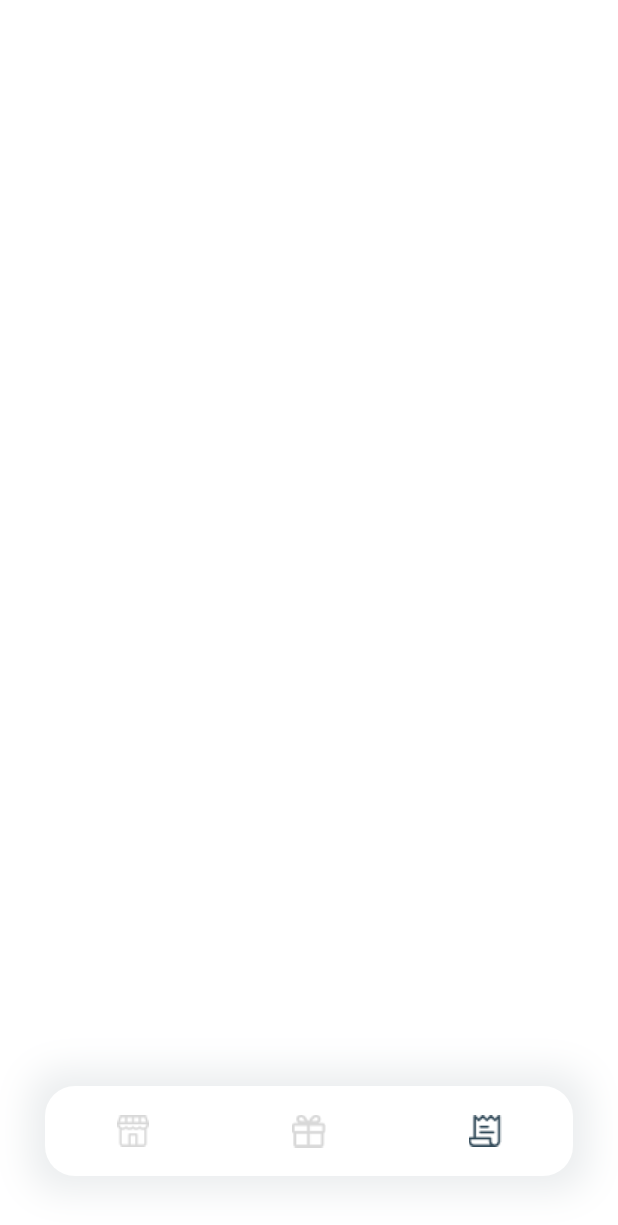
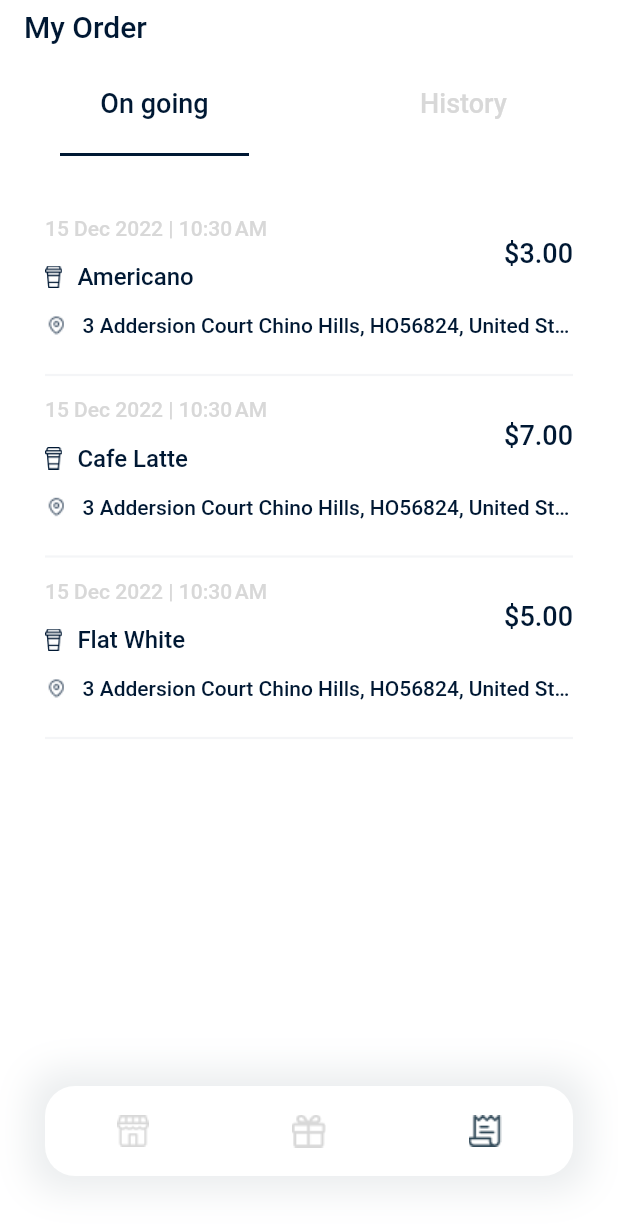
Before and after one commit to JhansiA/coffee_delivery_app, a Flutter app: the screen it shows after launch, item 3 of the bottom bar chosen, on a phone screen of 412 x 824 dp. Shown: the top 1225 px of the screen. Run offline on Flutter 3.47's test engine with Material 2 defaults, Android fonts, the phone set to English and light mode, and no system bars; our stand-ins replace badges.

Commit message:
added order history details and  minor text changes

```diff
--- /dev/null
+++ b/lib/models/order.dart
@@ -0,0 +1,62 @@
+class Order {
+  String ordername, orderaddress;
+  DateTime orderdate;
+  double orderprice;
+  Order({
+    required this.ordername,
+    required this.orderaddress,
+    required this.orderdate,
+    required this.orderprice,
+  });
+}
+
+List<Order> currentorder = [
+  Order(
+      ordername: 'Americano',
+      orderaddress: '3 Addersion Court Chino Hills, HO56824, United State',
+      orderdate: DateTime.now(),
+      orderprice: 3.00),
+  Order(
+      ordername: 'Cafe Latte',
+      orderaddress: '3 Addersion Court Chino Hills, HO56824, United State',
+      orderdate: DateTime.now(),
+      orderprice: 7.00),
+  Order(
+      ordername: 'Flat White',
+      orderaddress: '3 Addersion Court Chino Hills, HO56824, United State',
+      orderdate: DateTime.now(),
+      orderprice: 5.00),
+];
+
+List<Order> orderhistory = [
+  Order(
+      ordername: 'Cappuccino',
+      orderaddress: '3 Addersion Court Chino Hills, HO56824, United State',
+      orderdate: DateTime.now().subtract(const Duration(days: 0, hours: 10)),
+      orderprice: 3.00),
+  Order(
+      ordername: 'Mocha',
+      orderaddress: '3 Addersion Court Chino Hills, HO56824, United State',
+      orderdate: DateTime.now().subtract(const Duration(days: 0, hours: 10)),
+      orderprice: 7.00),
+  Order(
+      ordername: 'Flat White',
+      orderaddress: '3 Addersion Court Chino Hills, HO56824, United State',
+      orderdate: DateTime.now().subtract(const Duration(days: 1, hours: 10)),
+      orderprice: 5.00),
+  Order(
+      ordername: 'Americano',
+      orderaddress: '3 Addersion Court Chino Hills, HO56824, United State',
+      orderdate: DateTime.now().subtract(const Duration(days: 2, hours: 10)),
+      orderprice: 3.00),
+  Order(
+      ordername: 'Cafe Latte',
+      orderaddress: '3 Addersion Court Chino Hills, HO56824, United State',
+      orderdate: DateTime.now().subtract(const Duration(days: 2, hours: 10)),
+      orderprice: 7.00),
+  Order(
+      ordername: 'Flat White',
+      orderaddress: '3 Addersion Court Chino Hills, HO56824, United State',
+      orderdate: DateTime.now().subtract(const Duration(days: 3, hours: 10)),
+      orderprice: 5.00),
+];
--- a/lib/screens/order_details/order_page.dart
+++ b/lib/screens/order_details/order_page.dart
@@ -25,7 +25,7 @@ class OrderPage extends StatelessWidget {
         automaticallyImplyLeading: false,
         backgroundColor: Colors.transparent,
         elevation: 0.0,
-        titleTextStyle: const TextStyle(color: kPrimaryTextColor, fontSize: 16),
+        titleTextStyle: const TextStyle(color: kPrimaryTextColor, fontSize: 20),
         leading: IconButton(
             onPressed: () {
               Navigator.pop(context);
--- a/lib/screens/orders/my_orders.dart
+++ b/lib/screens/orders/my_orders.dart
@@ -1,13 +1,182 @@
 import 'package:coffee_delivery_app/constants.dart';
+import 'package:coffee_delivery_app/models/order.dart';
 import 'package:flutter/material.dart';
+import 'package:intl/intl.dart';
 
-class MyOrders extends StatelessWidget {
+class MyOrders extends StatefulWidget {
   const MyOrders({super.key});
+
+  @override
+  State<MyOrders> createState() => _MyOrdersState();
+}
+
+class _MyOrdersState extends State<MyOrders>
+    with SingleTickerProviderStateMixin {
+  late TabController _tabController;
+  bool showFab = true;
+  @override
+  void initState() {
+    super.initState();
+
+    _tabController = TabController(vsync: this, initialIndex: 0, length: 2);
+    _tabController.addListener(() {
+      if (_tabController.index == 0) {
+        showFab = true;
+      } else {
+        showFab = false;
+      }
+      setState(() {});
+    });
+  }
+
+  @override
+  void dispose() {
+    _tabController.dispose();
+
+    super.dispose();
+  }
 
   @override
   Widget build(BuildContext context) {
     return Scaffold(
       backgroundColor: kDefaultBackgroundColor,
+      appBar: AppBar(
+        automaticallyImplyLeading: false,
+        backgroundColor: Colors.transparent,
+        elevation: 0.0,
+        titleTextStyle: const TextStyle(
+            color: kPrimaryTextColor,
+            fontSize: 20,
+            fontWeight: FontWeight.w500),
+        title: const Text('My Order'),
+        bottom: TabBar(
+          controller: _tabController,
+          labelPadding: const EdgeInsets.all(10),
+          indicatorColor: kPrimaryTextColor,
+          indicatorPadding: const EdgeInsets.symmetric(horizontal: 40),
+          labelColor: kPrimaryTextColor,
+          labelStyle:
+              const TextStyle(fontSize: 18, fontWeight: FontWeight.w500),
+          unselectedLabelColor: kSecondaryTextColor,
+          unselectedLabelStyle:
+              const TextStyle(fontSize: 18, fontWeight: FontWeight.w500),
+          tabs: const <Widget>[
+            Tab(text: "On going"),
+            Tab(text: "History"),
+          ],
+        ),
+      ),
+      body: SafeArea(
+        bottom: false,
+        child: Padding(
+          padding: const EdgeInsets.only(top: 40, left: 30, right: 30),
+          child: TabBarView(controller: _tabController, children: [
+            currentorder.isEmpty
+                ? const Text('No ongoing order available!',
+                    style: TextStyle(
+                        color: kPrimaryTextColor,
+                        fontSize: 16,
+                        fontWeight: FontWeight.w500))
+                : ListView.builder(
+                    // shrinkWrap: true,
+                    itemCount: currentorder.length,
+                    itemBuilder: (context, index) {
+                      return OrderList(
+                        order: currentorder[index],
+                        textcolor: kPrimaryTextColor,
+                      );
+                    }),
+            orderhistory.isEmpty
+                ? const Text('No ongoing order available!',
+                    style: TextStyle(
+                        color: kPrimaryTextColor,
+                        fontSize: 16,
+                        fontWeight: FontWeight.w500))
+                : ListView.builder(
+                    // shrinkWrap: true,
+                    itemCount: orderhistory.length,
+                    itemBuilder: (context, index) {
+                      return OrderList(
+                        order: orderhistory[index],
+                        textcolor: kSecondaryBackgroundColor.withOpacity(0.5),
+                      );
+                    }),
+          ]),
+        ),
+      ),
     );
   }
 }
+
+class OrderList extends StatelessWidget {
+  const OrderList({super.key, required this.order, required this.textcolor});
+  final Order order;
+  final Color textcolor;
+  @override
+  Widget build(BuildContext context) {
+    final formattedDate = DateFormat('d MMM y').format(order.orderdate);
+    String formattedTime = DateFormat.jm().format(order.orderdate);
+
+    return Column(
+      children: [
+        Row(
+          mainAxisAlignment: MainAxisAlignment.spaceBetween,
+          children: [
+            Column(
+              crossAxisAlignment: CrossAxisAlignment.start,
+              children: [
+                Text('$formattedDate | $formattedTime',
+                    style: const TextStyle(
+                        color: kSecondaryTextColor,
+                        fontSize: 14,
+                        fontWeight: FontWeight.w500)),
+                const SizedBox(height: 15),
+                Row(
+                  children: [
+                    Image.asset(
+                      'assets/icons/tall.png',
+                      color: textcolor,
+                      height: 15,
+                    ),
+                    const SizedBox(width: 10),
+                    Text(order.ordername,
+                        style: TextStyle(
+                            color: textcolor,
+                            fontSize: 16,
+                            fontWeight: FontWeight.w500)),
+                  ],
+                ),
+              ],
+            ),
+            Text('\$${order.orderprice.toStringAsFixed(2)}',
+                style: TextStyle(
+                    color: textcolor,
+                    fontSize: 18,
+                    fontWeight: FontWeight.w500)),
+          ],
+        ),
+        const SizedBox(height: 15),
+        Row(
+          children: [
+            Image.asset(
+              'assets/icons/Location.png',
+              color: textcolor,
+              height: 15,
+            ),
+            const SizedBox(width: 10),
+            Expanded(
+              child: Text(order.orderaddress,
+                  style: TextStyle(
+                      color: textcolor,
+                      fontSize: 14,
+                      fontWeight: FontWeight.w500,
+                      overflow: TextOverflow.ellipsis)),
+            ),
+          ],
+        ),
+        const SizedBox(height: 10),
+        kDivider,
+      ],
+    );
+  }
+}
--- a/lib/screens/rewards/components/redeemdrinks_page.dart
+++ b/lib/screens/rewards/components/redeemdrinks_page.dart
@@ -20,7 +20,7 @@ class RedeemDrinks extends StatelessWidget {
         elevation: 0.0,
         titleTextStyle: const TextStyle(
             color: kPrimaryTextColor,
-            fontSize: 16,
+            fontSize: 20,
             fontWeight: FontWeight.w500),
         leading: IconButton(
             onPressed: () {
--- a/lib/screens/rewards/rewards_page.dart
+++ b/lib/screens/rewards/rewards_page.dart
@@ -18,7 +18,7 @@ class MyRewards extends StatelessWidget {
         elevation: 0.0,
         titleTextStyle: const TextStyle(
             color: kPrimaryTextColor,
-            fontSize: 16,
+            fontSize: 20,
             fontWeight: FontWeight.w500),
         title: const Text('Rewards'),
       ),
```
Also changed, not shown: assets/icons/Location.png (added).
